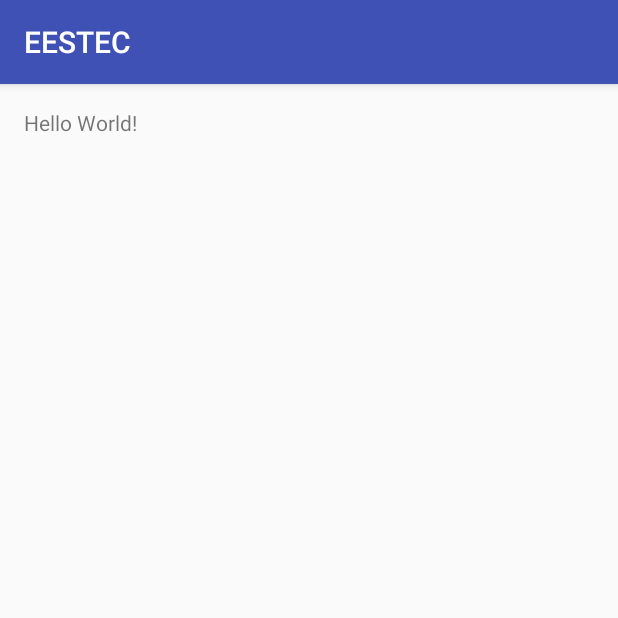
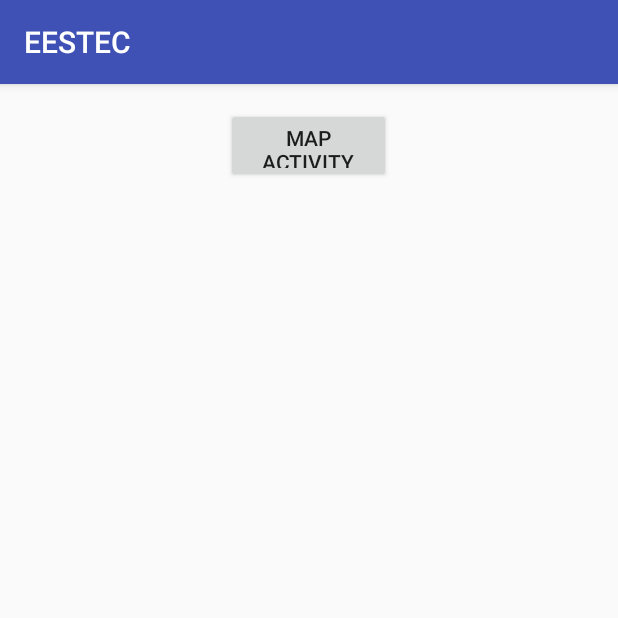
Before and after one commit to Wojtasny/EKRIT-Android-dla-przyjezdnych, an Android app: the screen it shows after launch (MainActivity), on a phone screen of 412 x 824 dp, the top half of it. Run offline under Robolectric (Android 15) with nearby library versions, the phone set to English and light mode, and no system bars.

Commit message:
Init map activity commit

```diff
--- a/app/build.gradle
+++ b/app/build.gradle
@@ -25,5 +25,6 @@ dependencies {
         exclude group: 'com.android.support', module: 'support-annotations'
     })
     compile 'com.android.support:appcompat-v7:25.0.1'
+    compile 'com.google.android.gms:play-services:10.0.1'
     testCompile 'junit:junit:4.12'
 }
--- a/app/src/main/res/layout/activity_main.xml
+++ b/app/src/main/res/layout/activity_main.xml
@@ -10,8 +10,12 @@
     android:paddingTop="@dimen/activity_vertical_margin"
     tools:context="com.eestec_ekrit.wojtek.eestec.MainActivity">
 
-    <TextView
-        android:layout_width="wrap_content"
-        android:layout_height="wrap_content"
-        android:text="Hello World!" />
+    <Button
+        android:id="@+id/activity_map"
+        android:layout_width="110dp"
+        android:gravity="center"
+        android:text="map activity"
+        android:layout_alignParentTop="true"
+        android:layout_centerHorizontal="true"
+        android:layout_height="50dp" />
 </RelativeLayout>
--- a/app/src/main/res/values/strings.xml
+++ b/app/src/main/res/values/strings.xml
@@ -1,3 +1,4 @@
 <resources>
     <string name="app_name">EESTEC</string>
+    <string name="title_activity_maps">Map</string>
 </resources>
--- a/build.gradle
+++ b/build.gradle
@@ -5,7 +5,7 @@ buildscript {
         jcenter()
     }
     dependencies {
-        classpath 'com.android.tools.build:gradle:2.2.2'
+        classpath 'com.android.tools.build:gradle:2.2.3'
 
         // NOTE: Do not place your application dependencies here; they belong
         // in the individual module build.gradle files
@@ -13,6 +13,7 @@ buildscript {
 }
 
 allprojects {
+    buildDir = "C:/tmp/${rootProject.name}/${project.name}"
     repositories {
         jcenter()
     }
```
Also changed, not shown: app/src/debug/res/values/google_maps_api.xml (added, +21 -0 lines), app/src/main/AndroidManifest.xml (+26 -0 lines), app/src/main/java/com/eestec_ekrit/wojtek/eestec/MapsActivity.java (added, +46 -0 lines), app/src/main/res/layout/activity_maps.xml (added, +8 -0 lines), 1 other file.
